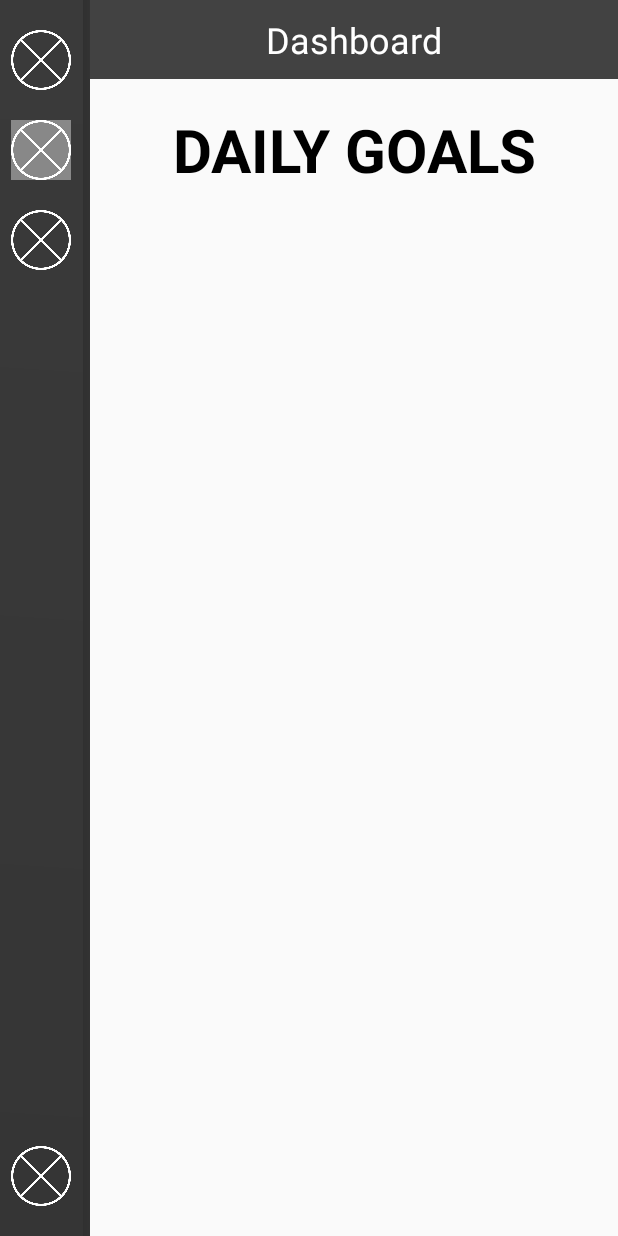
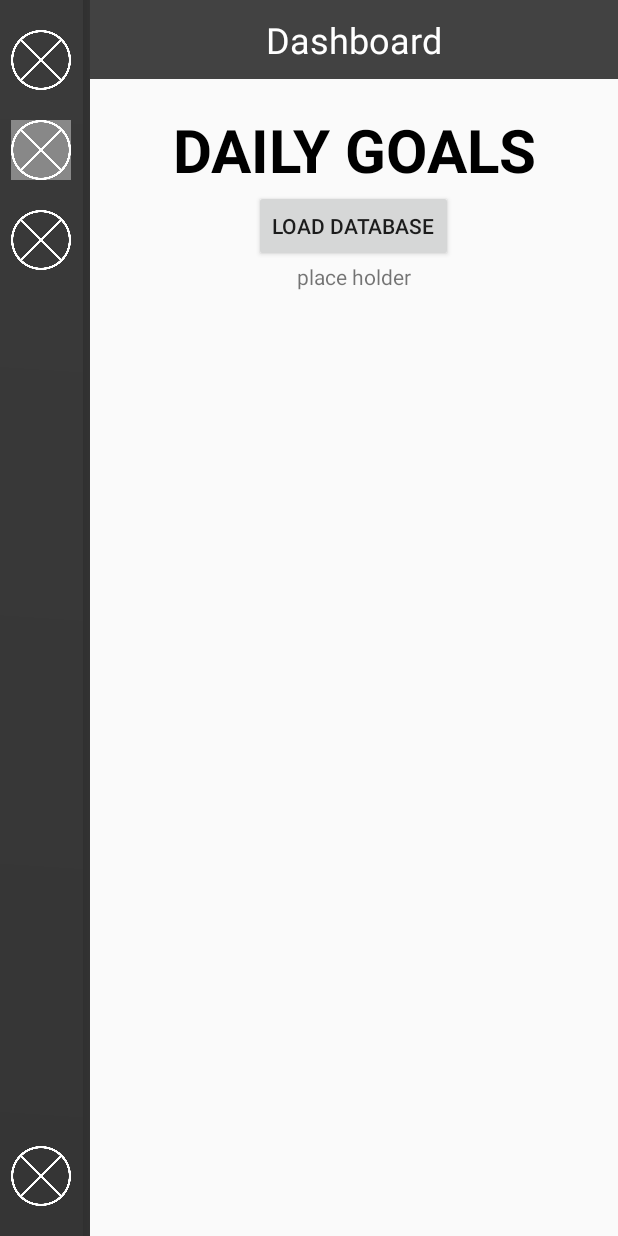
Before and after one commit to Jie-He/ATracker, an Android app: the fragment TimerFragment placed in its activity, after a tap on an icon or button, on a phone screen of 412 x 824 dp. Run offline under Robolectric (Android 15) with nearby library versions, the phone set to English and light mode, and no system bars; 1 other tap on this screen came first.

Commit message:
Saving record
Fixed integer type in SingleActivityRecord & TimeConverter

Added FileManager (save to database)

Added test button on GraphFragment for testing

```diff
--- a/app/src/main/java/com/example/jiehe/atracker/GraphFragment.java
+++ b/app/src/main/java/com/example/jiehe/atracker/GraphFragment.java
@@ -6,6 +6,10 @@ import android.support.v4.app.Fragment;
 import android.view.LayoutInflater;
 import android.view.View;
 import android.view.ViewGroup;
+import android.widget.Button;
+import android.widget.TextView;
+
+import org.w3c.dom.Text;
 
 /**
  * Created by jiehe on 12/03/2018.
@@ -13,11 +17,33 @@ import android.view.ViewGroup;
 
 public class GraphFragment extends Fragment {
 
+    private FileManager fm;
+
+    //just for test
+    private TextView txtRecord;
+    private Button btnLoad;
+
     @Override
     public View onCreateView(LayoutInflater inflater, @Nullable ViewGroup container, @Nullable Bundle savedInstanceState){
         //return super.onCreateView(inflater, container,savedInstanceState);
         View view = inflater.inflate(R.layout.frag_graph, container, false);
+
+        //load up the text view;
+        txtRecord = (TextView)view.findViewById(R.id.txtRecords);
+        btnLoad = (Button)view.findViewById(R.id.btnLoad);
+        btnLoad.setOnClickListener(new View.OnClickListener() {
+            @Override
+            public void onClick(View view) {
+                if(fm != null){
+                    txtRecord.setText(fm.recordToString());
+                }
+            }
+        });
         return view;
     }
 
+    public void setFileManager(FileManager fm){
+        this.fm = fm;
+    }
+
 }
--- a/app/src/main/java/com/example/jiehe/atracker/MainActivity.java
+++ b/app/src/main/java/com/example/jiehe/atracker/MainActivity.java
@@ -6,6 +6,7 @@ import android.support.v4.app.FragmentManager;
 import android.support.v4.app.FragmentTransaction;
 import android.support.v7.app.AppCompatActivity;
 import android.os.Bundle;
+import android.util.Log;
 import android.view.View;
 import android.widget.ImageButton;
 import android.widget.TextView;
@@ -23,13 +24,17 @@ public class MainActivity extends AppCompatActivity {
     SettingFragment mainSettingFrag;
     GoalFragment mainGoalFrag;
 
+    FileManager fm;
+
     @Override
     protected void onCreate(Bundle savedInstanceState) {
         super.onCreate(savedInstanceState);
         setContentView(R.layout.activity_main);
 
-        mainTimerFrag = new TimerFragment();
-        mainGraphFrag = new GraphFragment();
+        fm = new FileManager(this, null);
+
+        mainTimerFrag = new TimerFragment(); mainTimerFrag.setFileManager(fm);
+        mainGraphFrag = new GraphFragment(); mainGraphFrag.setFileManager(fm);
         mainSettingFrag = new SettingFragment();
         mainGoalFrag = new GoalFragment();
 
@@ -95,5 +100,9 @@ public class MainActivity extends AppCompatActivity {
         FragmentTransaction transaction = fm.beginTransaction();
         transaction.replace(R.id.active_frag, target);
         transaction.commit();
+
+        //just test
+        TimeConverter tc = new TimeConverter();
+        Log.d("Time Converter Test: ", tc.getTimeString(1521416964233L, true));
     }
 }
--- a/app/src/main/java/com/example/jiehe/atracker/TimeConverter.java
+++ b/app/src/main/java/com/example/jiehe/atracker/TimeConverter.java
@@ -7,10 +7,10 @@ package com.example.jiehe.atracker;
 //Converts time from millisecond to request format
 public class TimeConverter {
 
-    int hour_milli;
-    int minute_milli;
-    int second_milli;
-    int day_milli;
+    long hour_milli;
+    long minute_milli;
+    long second_milli;
+    long day_milli;
 
     public TimeConverter(){
         hour_milli =3600000;
@@ -28,8 +28,8 @@ public class TimeConverter {
      * @return
      *  return the hour
      */
-    public int getHour(int milli){
-        int hour = (int)(milli/hour_milli);
+    public long getHour(long milli){
+        long hour = (int)(milli/hour_milli);
         return hour%24;
     }
 
@@ -38,8 +38,8 @@ public class TimeConverter {
      * @param milli
      * @return
      */
-    public int getMinute(int milli){
-        int minute = (int)(milli/minute_milli) ;
+    public long getMinute(long milli){
+        long minute = (int)(milli/minute_milli) ;
         return minute %60;
     }
 
@@ -48,8 +48,8 @@ public class TimeConverter {
      * @param milli
      * @return
      */
-    public int getSecond(int milli){
-        int second = (int)(milli/second_milli);
+    public long getSecond(long milli){
+        long second = (int)(milli/second_milli);
         return second %60;
     }
 
@@ -58,8 +58,8 @@ public class TimeConverter {
      * @param milli
      * @return
      */
-    public int getDay(int milli){
-        int day = (int)(milli / day_milli);
+    public long getDay(long milli){
+        long day = (int)(milli / day_milli);
         return day% 365;
     }
 
@@ -70,7 +70,7 @@ public class TimeConverter {
      * @return
      *  string in that format
      */
-    public String getTimeString(int milli, boolean useDot){
+    public String getTimeString(long milli, boolean useDot){
         String duration = "";
 
         /*if time is more than a day then include day*/
@@ -79,17 +79,17 @@ public class TimeConverter {
             day = getDay(milli) + ":";
         }
 
-        String hour = Integer.toString(getHour(milli));
+        String hour = Long.toString(getHour(milli));
         if(hour.length() == 1){
             hour = "0" + hour;
         }
 
-        String minute = Integer.toString(getMinute(milli));
+        String minute = Long.toString(getMinute(milli));
         if(minute.length() == 1){
             minute = "0" + minute;
         }
 
-        String second = Integer.toString(getSecond(milli));
+        String second = Long.toString(getSecond(milli));
         if(second.length() == 1){
             second = "0" + second;
         }
--- a/app/src/main/java/com/example/jiehe/atracker/TimerFragment.java
+++ b/app/src/main/java/com/example/jiehe/atracker/TimerFragment.java
@@ -26,6 +26,8 @@ public class TimerFragment extends Fragment {
 
     Thread timeThread;
     boolean isRecording;
+
+    FileManager fm;
 
     @Override
     public View onCreateView(LayoutInflater inflater, @Nullable ViewGroup container, @Nullable Bundle savedInstanceState){
@@ -60,6 +62,10 @@ public class TimerFragment extends Fragment {
         return view;
     }
 
+    public void setFileManager(FileManager fm){
+        this.fm = fm;
+    }
+
     public void btnRecordClick(){
         float deg = btnRecord.getRotation() + 90F;
         btnRecord.animate().rotation(deg).setInterpolator(new AccelerateDecelerateInterpolator());
@@ -69,6 +75,10 @@ public class TimerFragment extends Fragment {
             myRecord.endActivity();
             mySpinner.setEnabled(true);
             //save this activity after; maybe pass to super class and deal with it
+            if(fm != null){
+                fm.addRecord(myRecord);
+            }
+
         }else{
             lblRecord.setText("STOP");
             myRecord = new SingleActivityRecord();
--- a/app/src/main/res/layout/frag_graph.xml
+++ b/app/src/main/res/layout/frag_graph.xml
@@ -1,7 +1,9 @@
 <?xml version="1.0" encoding="utf-8"?>
 <LinearLayout
     xmlns:android="http://schemas.android.com/apk/res/android" android:layout_width="match_parent"
-    android:layout_height="match_parent">
+    android:layout_height="match_parent"
+    android:orientation="vertical"
+    android:gravity="center_horizontal">
 
     <TextView
         android:gravity="center_horizontal"
@@ -13,4 +15,18 @@
         android:layout_marginTop="20dp"
         android:textSize="40sp"/>
 
+    <Button
+        android:layout_width="wrap_content"
+        android:layout_height="wrap_content"
+        android:text="Load Database"
+        android:id="@+id/btnLoad"
+        />
+
+
+    <TextView
+        android:layout_width="wrap_content"
+        android:layout_height="wrap_content"
+        android:text="place holder"
+        android:id="@+id/txtRecords"/>
+
 </LinearLayout>
```
Also changed, not shown: app/src/main/java/com/example/jiehe/atracker/Activity.java (added, +47 -0 lines), app/src/main/java/com/example/jiehe/atracker/FileManager.java (added, +160 -0 lines), app/src/main/java/com/example/jiehe/atracker/SingleActivityRecord.java (+20 -8 lines).
